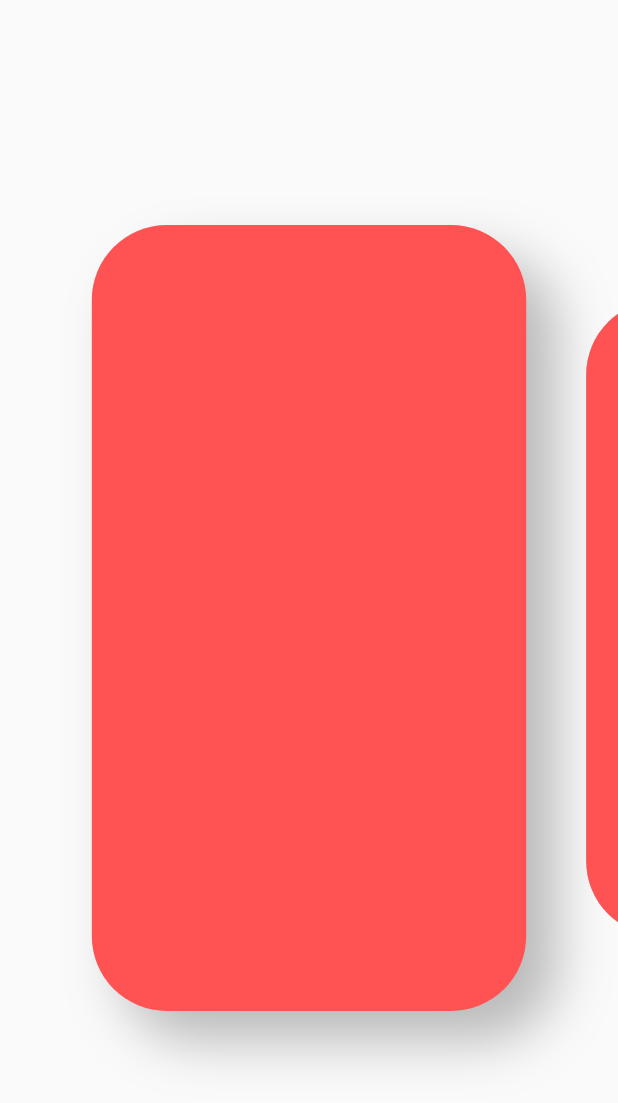
After one commit to ciakarellas/recycling_app, a Flutter app: the screen it shows after launch, on a phone screen of 412 x 824 dp. The commit adds this screen. Shown: the top 1103 px of the screen. Run offline on Flutter 3.47's test engine with Material 2 defaults, Android fonts, the light colour scheme and no system bars.

Commit message:
seperate one widget on two. Regard to Carousel widget.

```diff
--- a/lib/Widget/carousel.dart
+++ b/lib/Widget/carousel.dart
@@ -1,5 +1,6 @@
 import 'package:flutter/material.dart';
 import 'package:provider/provider.dart';
+import 'package:recycling_app/Widget/carousel_page.dart';
 import '../Provider/recycling_provider.dart';
 
 
@@ -34,12 +35,12 @@ class _CarouselState extends State<Carousel> {
       itemCount: recyclingProvider2.data.length,
       itemBuilder: (context, courentIndex){
         bool active = courentIndex == recyclingProvider2.courentPage;
-        return _pageCarousel(recyclingProvider2.data[courentIndex], active);
+        return PageCarousel(active, recyclingProvider2.data[courentIndex]);
       },
     );
   }
 
-  _pageCarousel(data, bool active){
+  /*_pageCarousel(data, bool active){
     //Animation proper
     final double blur = active ? 30 : 0;
     final double offset = active ? 20 : 0;
@@ -62,5 +63,5 @@ class _CarouselState extends State<Carousel> {
         ),
       ),
     );
-  }
+  }*/
 }
--- /dev/null
+++ b/lib/Widget/carousel_page.dart
@@ -0,0 +1,40 @@
+import 'package:flutter/material.dart';
+import 'package:provider/provider.dart';
+
+import '../Provider/recycling_provider.dart';
+
+class PageCarousel extends StatelessWidget{
+
+  final bool active;
+  final dataItem;
+
+  PageCarousel(this.active, this.dataItem);
+
+  @override
+  Widget build(BuildContext context) {
+
+    final double blur = active ? 30 : 0;
+    final double offset = active ? 20 : 0;
+    final double top = active ? 150 : 200;
+    final double bottom = active ? 150 : 200;
+    // TODO: implement build
+    return AnimatedContainer(
+
+      duration: Duration(milliseconds: 200),
+      curve: Curves.easeInSine,
+      margin: EdgeInsets.only(top: top, bottom: bottom, right: 20,left: 20),
+      decoration: BoxDecoration(
+        borderRadius: BorderRadius.circular(50),
+        boxShadow: [BoxShadow(color: Colors.black26, blurRadius: blur, offset: Offset(offset, offset))]
+      ),
+      child: Container(
+        decoration: BoxDecoration(
+          borderRadius: BorderRadius.circular(50),
+          color: Colors.redAccent
+        ),
+      ),
+    );
+  }
+
+
+}
```
